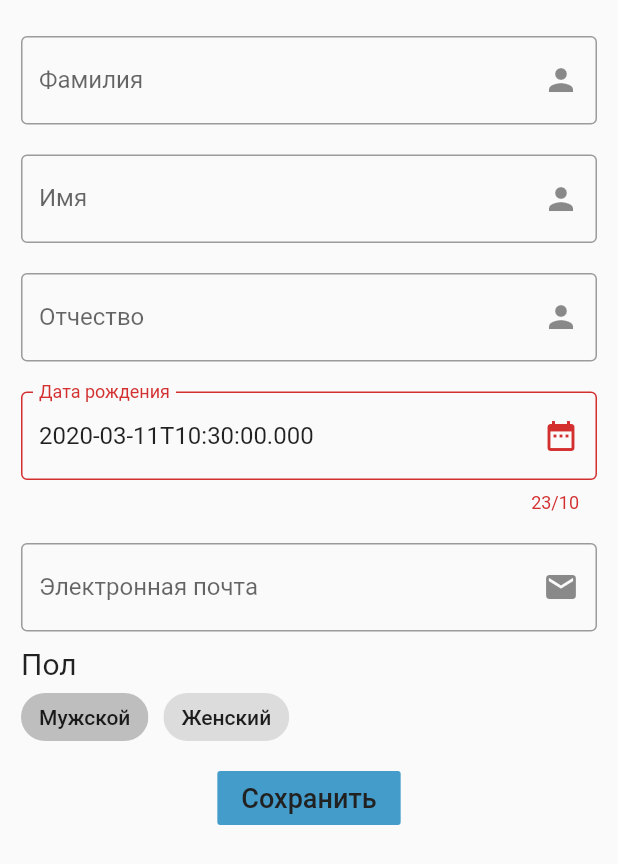
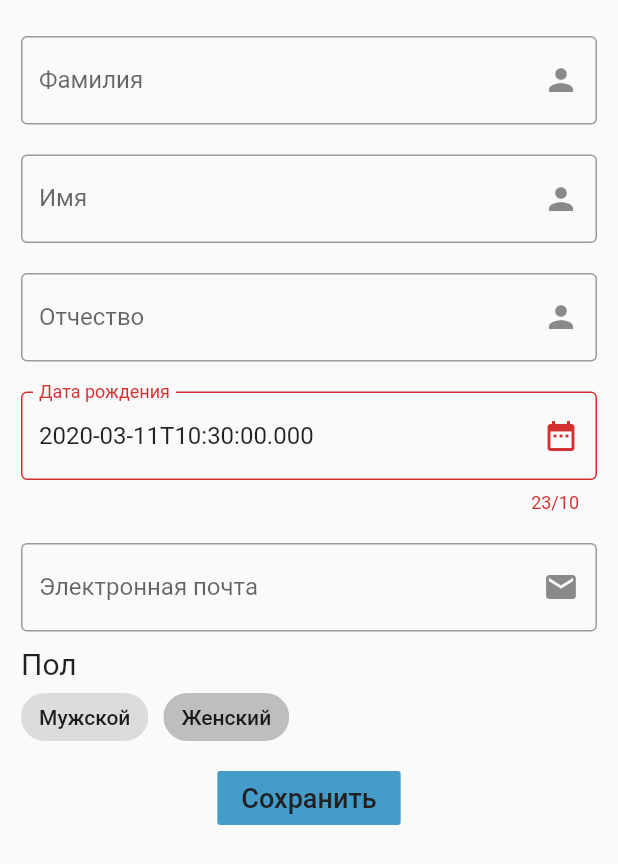
Before and after one commit to mtopsib/pharmacy_app, a Flutter app: the ProfileEdit widget shown alone on an empty page, opened directly with empty values, on a phone screen of 412 x 824 dp. Shown: the top 864 px of the screen. Run offline on Flutter 3.47's test engine with Material 2 defaults, Android fonts, the phone set to English and light mode, and no system bars; our stand-ins replace badges, camera, flutter_svg, geolocator, image_picker, mask_text_input_formatter and 3 more; missing offline and left inert: flutter_udid, flutter_webview_plugin; accounts and stored records are empty.

Commit message:
Fix and updates

```diff
--- a/lib/news_widget.dart
+++ b/lib/news_widget.dart
@@ -19,7 +19,7 @@ class _NewsWidgetState extends State<NewsWidget>{
       key: scaKey,
       appBar: AppBar(
           title: Text('Главная - Новости'),
-          leading: IconButton(icon: Icon(Icons.arrow_back), onPressed: () => Navigator.of(context).pushReplacementNamed("/")),
+          leading: IconButton(icon: Icon(Icons.arrow_back), onPressed: () => Navigator.of(context).pushNamedAndRemoveUntil("/", (Route<dynamic> route) => false)),
            ),
       body: FutureBuilder(
         future: _initializeData(),
--- a/lib/profile_widget.dart
+++ b/lib/profile_widget.dart
@@ -5,6 +5,8 @@ import 'package:pharmacy_app/camera_widget.dart';
 import 'package:pharmacy_app/server_wrapper.dart';
 import 'package:pharmacy_app/shared_preferences_wrapper.dart';
 import 'dart:async';
+
+import 'package:url_launcher/url_launcher.dart';
 
 class MainProfile extends StatelessWidget{
   var textStyle = TextStyle(fontSize: 18);
@@ -132,6 +134,7 @@ class MyProfileState extends State<MyProfile>{
           FlatButton(
             child: Text('Выйти', style: TextStyle(color: Colors.white),),
             onPressed: () async {
+              await ServerProfile.logout();
               SharedPreferencesWrap.setLoginInfo(false);
               SharedPreferencesWrap.setConfirmationToken("");
               SharedPreferencesWrap.setAccessToken("");
@@ -267,8 +270,8 @@ class MyProfileState extends State<MyProfile>{
                         !esiaConfirm ? FlatButton(
                             color: Colors.blueAccent,
                             child: Text("Заполнить профиль"),
-                            onPressed: () => Navigator.of(context).pushNamedAndRemoveUntil('/EditProfile', (Route<dynamic> route) => false,arguments: {
-                              "surname": surname, "name": name, "patronymic": patronymic, "date": convertDate(date), "mail": mail})
+                            onPressed: () => Navigator.of(context).pushNamed('/EditProfile', arguments: {
+                              "surname": surname, "name": name, "patronymic": patronymic, "date": convertDate(date), "mail": mail, "gender": gender})
                         ) : SizedBox(),
                         snilsConfirm != "1" ? FlatButton(
                           child: Text("Отправить СНИЛС"),
@@ -283,8 +286,21 @@ class MyProfileState extends State<MyProfile>{
                           },
                           color: Colors.blueAccent,
                         ) : FlatButton(
+                          color: Colors.blueAccent,
                           child: Text("Отозвать доступ к Госуслугам"),
                           onPressed: () => showEsiaAlert(context),
+                        ),
+                        Center(
+                          child: GestureDetector(
+                              onTap: () => _launchURL("https://кэшбэк.009.рф/terms"),
+                              child: Text("Лицензионное соглашение", style: TextStyle(color: Colors.lightBlueAccent))
+                          ),
+                        ),
+                        Center(
+                          child: GestureDetector(
+                            onTap: () => _launchURL("https://кэшбэк.009.рф/privacy-policy"),
+                              child: Text("Политика конфиденциальности", style: TextStyle(color: Colors.lightBlueAccent))
+                          ),
                         )
                       ],
                     ),
@@ -300,6 +316,12 @@ class MyProfileState extends State<MyProfile>{
         },
       )
     );
+  }
+
+  _launchURL(String url) async {
+    if (await canLaunch(url)) {
+      await launch(url);
+    }
   }
 
   static String convertDate(String date){
@@ -364,7 +386,7 @@ class MyProfileState extends State<MyProfile>{
         FlatButton(child: Text("нет"), onPressed: () => Navigator.of(context).pop(),),
         FlatButton(child: Text("Да"), onPressed: () async {
           ServerProfile.changeUserData({"ESIAConfirm": "false"});
-          Navigator.of(context).pop();
+          Navigator.of(context).pushNamedAndRemoveUntil("/MyProfile", ModalRoute.withName('/'), arguments: false);
         },)
       ],
     );
@@ -401,7 +423,13 @@ class ProfileEditState extends State<ProfileEdit>{
   String patronymic = "";
   String date = "";
   String mail = "";
-  bool male = true;
+  bool male;
+
+  @override
+  void initState() {
+    super.initState();
+    male = widget.data["gender"] == "Мужской" ? true : false;
+  }
 
   @override
   Widget build(BuildContext context) {
@@ -483,46 +511,6 @@ class ProfileEditState extends State<ProfileEdit>{
                     )
                 ),
               ),
-              /*Container(
-                margin: EdgeInsets.symmetric(vertical: 10),
-                child: TextFormField(
-                    validator: (value) {if (value.isEmpty)
-                    {return 'Введите город';}
-                    else {
-                      return null;}
-                    },
-                    onSaved: (value) => town = value,
-                    decoration: InputDecoration(
-                        border: OutlineInputBorder(),
-                        suffixIcon: Icon(Icons.location_city),
-                        labelText: "Город"
-                    )
-                ),
-              ),*/
-              /*Container(
-                margin: EdgeInsets.symmetric(vertical: 10),
-                child: TextFormField(
-                    validator: (value) {if (value.isEmpty){return 'Введите номер';}
-                    else if (value.length < 13){
-                      return null;
-                    }
-                    else {
-                      return null;}
-                    },
-                  onSaved: (value) => number = value,
-                  inputFormatters: [phoneMask],
-                  maxLength: 13,
-                  keyboardType: TextInputType.numberWithOptions(),
-                    decoration: InputDecoration(
-                      hintText: "999-999-99-99",
-                      prefixText: "8-",
-                      prefixStyle: TextStyle(color: Colors.black, fontSize: 16),
-                      border: OutlineInputBorder(),
-                      suffixIcon: Icon(Icons.phone_android),
-                      labelText: "Номер телефона"
-                    )
-                ),
-              ),*/
               Container(
                 margin: EdgeInsets.symmetric(vertical: 10),
                 child: TextFormField(
--- a/lib/webview_widget.dart
+++ b/lib/webview_widget.dart
@@ -56,8 +56,8 @@ class _WebViewWidgetState extends State<WebViewWidget>{
   }
 
   void postEsiaAndClose(String code, String state) async {
-    Navigator.of(context).pop();
     await ServerLogin.postDataFromEsia(code, state);
+    Navigator.of(context).pushNamedAndRemoveUntil("/MyProfile", ModalRoute.withName('/'), arguments: false);
     print("Successful posted data");
   }
 }
--- a/pubspec.yaml
+++ b/pubspec.yaml
@@ -44,8 +44,13 @@ dependencies:
   flutter_webview_plugin: 0.3.10+1
 
 dev_dependencies:
+  flutter_launcher_icons: "^0.7.0"
   flutter_test:
     sdk: flutter
+
+flutter_icons:
+  android: true
+  image_path: "assets/icon.png"
 
 
 # For information on the generic Dart part of this file, see the
```
Also changed, not shown: lib/login_widget.dart (+9 -2 lines), lib/recipe_widget.dart (+6 -7 lines), lib/server_wrapper.dart (+13 -1 lines), assets/icon.png (added), pubspec.lock, 5 other files.
